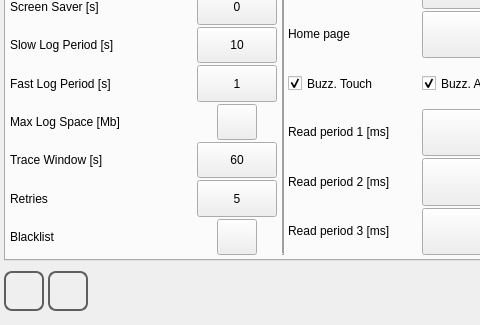
The window that qt_library/ATCMsystem/system_ini.ui (MECTsrl/mect_plugins) describes before a commit, drawn with Qt 5; both pictures show x 0 to 480 and y 137 to 462 of the 564 by 462 pixel window.
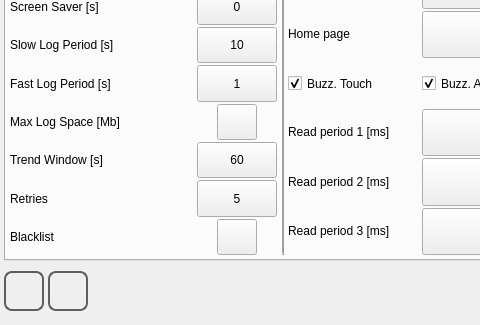
The same window after the commit. The open tabs and pages were chosen to show the change. Icons and pictures are not drawn.

Commit message: rename option to Trend Window

Patch:
```diff
--- a/qt_library/ATCMsystem/system_ini.ui
+++ b/qt_library/ATCMsystem/system_ini.ui
@@ -284,7 +284,7 @@
             </sizepolicy>
            </property>
            <property name="text">
-            <string>Trace Window [s]</string>
+            <string>Trend Window [s]</string>
            </property>
           </widget>
          </item>
```
The commit also changes 1 other file.
